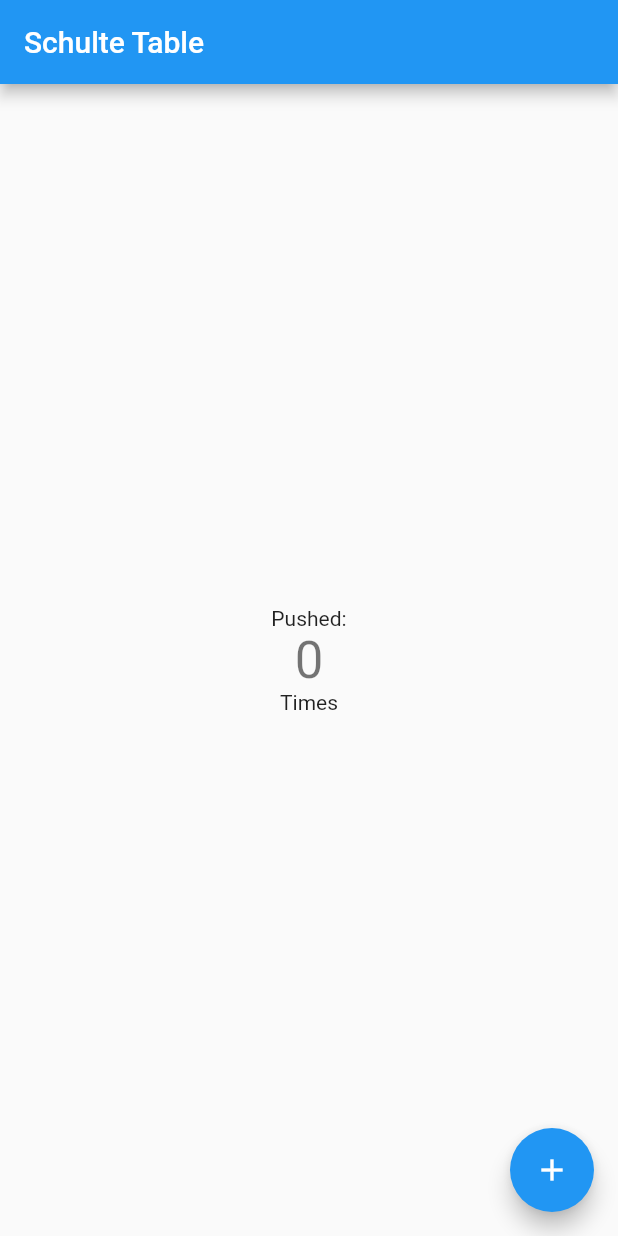
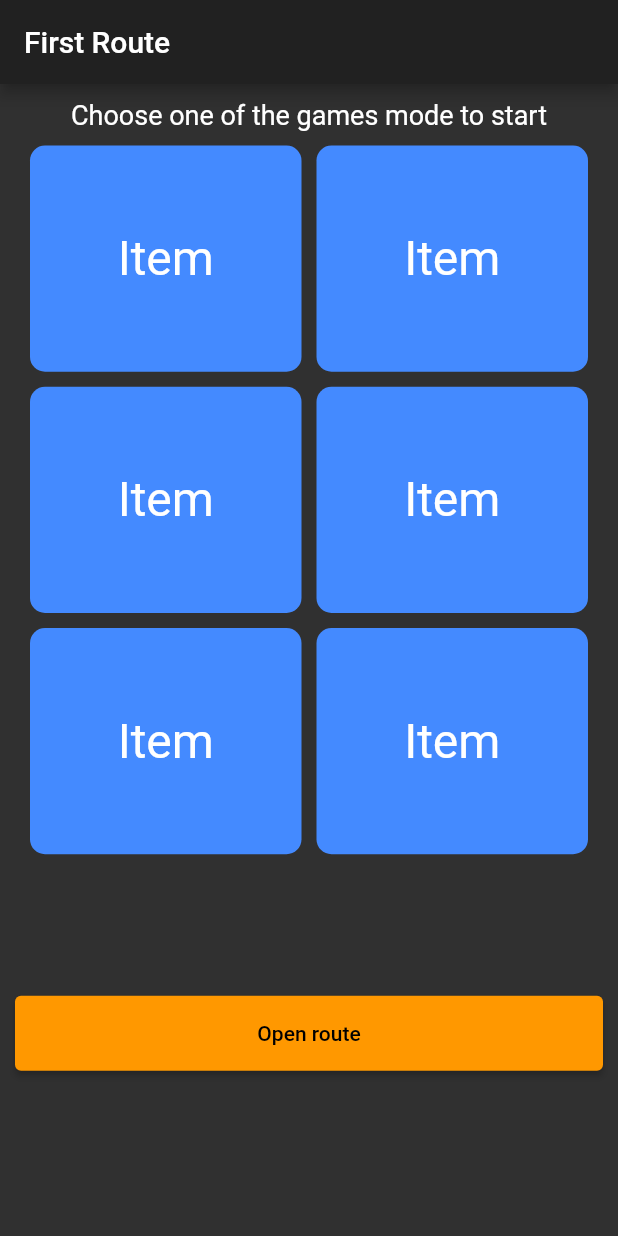
Before and after one commit to hasangenc0/schulte-table, a Flutter app: the screen it shows after launch, on a phone screen of 412 x 824 dp. Run offline on Flutter 3.47's test engine with Material 2 defaults, Android fonts, the phone set to English and light mode, and no system bars.

Commit message:
Add routing

```diff
--- /dev/null
+++ b/lib/components/home.dart
@@ -0,0 +1,53 @@
+import 'package:flutter/material.dart';
+import 'package:schulte_table/components/schulte_table.dart';
+import 'menu_item.dart';
+
+class Home extends StatelessWidget {
+  @override
+  Widget build(BuildContext context) {
+    return Scaffold(
+        appBar: AppBar(
+          title: Text('First Route'),
+        ),
+        body: Padding(
+          padding: EdgeInsets.all(10),
+          child: Center(
+            child: ListView(children: <Widget>[
+              Center(
+                  child: RichText(
+                      text: TextSpan(
+                text: 'Choose one of the games mode to start',
+                style: new TextStyle(
+                  fontSize: 18,
+                  color: Colors.white,
+                ),
+              ))),
+              Container(
+                  padding: const EdgeInsets.all(10),
+                  height: MediaQuery.of(context).size.height * 0.7,
+                  child: GridView.count(
+                    mainAxisSpacing: 10,
+                    crossAxisSpacing: 10,
+                    childAspectRatio: 1.2,
+                    crossAxisCount: 2,
+                    children: List.generate(6, (index) {
+                      return Container(child: MenuItem());
+                    }),
+                  )),
+              Container(
+                height: 50,
+                child: ElevatedButton(
+                  child: Text('Open route'),
+                  onPressed: () {
+                    Navigator.push(
+                      context,
+                      MaterialPageRoute(builder: (context) => SchulteTable()),
+                    );
+                  },
+                ),
+              )
+            ]),
+          ),
+        ));
+  }
+}
--- /dev/null
+++ b/lib/components/menu_item.dart
@@ -0,0 +1,20 @@
+import 'package:flutter/material.dart';
+
+class MenuItem extends StatelessWidget {
+  @override
+  Widget build(BuildContext context) {
+    return Container(
+      decoration: BoxDecoration(
+          color: Colors.blueAccent, borderRadius: BorderRadius.circular(10)),
+      child: Center(
+        child: Text(
+          'Item',
+          style: TextStyle(
+            fontSize: 32,
+            color: Colors.white,
+          ),
+        ),
+      ),
+    );
+  }
+}
--- a/lib/main.dart
+++ b/lib/main.dart
@@ -1,7 +1,13 @@
 import 'package:flutter/material.dart';
+import 'package:schulte_table/components/home.dart';
+import 'package:schulte_table/components/menu_item.dart';
 
 void main() {
-  runApp(MyApp());
+  runApp(MaterialApp(
+      title: 'Schulte Table App',
+      theme:
+          ThemeData(brightness: Brightness.dark, primarySwatch: Colors.orange),
+      home: Home()));
 }
 
 class MyApp extends StatelessWidget {
@@ -11,7 +17,7 @@ class MyApp extends StatelessWidget {
     return MaterialApp(
       title: 'Schulte Table App',
       theme: ThemeData(
-        primarySwatch: Colors.blue,
+        primarySwatch: Colors.green,
         visualDensity: VisualDensity.adaptivePlatformDensity,
       ),
       home: MyHomePage(title: 'Schulte Table'),
@@ -37,6 +43,16 @@ class _MyHomePageState extends State<MyHomePage> {
     });
   }
 
+  Widget _buildGrid() => GridView.extent(
+      maxCrossAxisExtent: 250,
+      padding: const EdgeInsets.all(4),
+      mainAxisSpacing: 4,
+      crossAxisSpacing: 4,
+      children: _buildGridTileList(6));
+
+  List<Container> _buildGridTileList(int count) =>
+      List.generate(count, (i) => Container(child: MenuItem()));
+
   @override
   Widget build(BuildContext context) {
     return Scaffold(
@@ -44,21 +60,7 @@ class _MyHomePageState extends State<MyHomePage> {
         title: Text(widget.title),
       ),
       body: Center(
-        child: Column(
-          mainAxisAlignment: MainAxisAlignment.center,
-          children: <Widget>[
-            Text(
-              'Pushed:',
-            ),
-            Text(
-              '$_counter',
-              style: Theme.of(context).textTheme.headline4,
-            ),
-            Text(
-              'Times',
-            ),
-          ],
-        ),
+        child: Center(child: _buildGrid()),
       ),
       floatingActionButton: FloatingActionButton(
         onPressed: _incrementCounter,
```
Also changed, not shown: lib/components/schulte_table.dart (added, +24 -0 lines).
